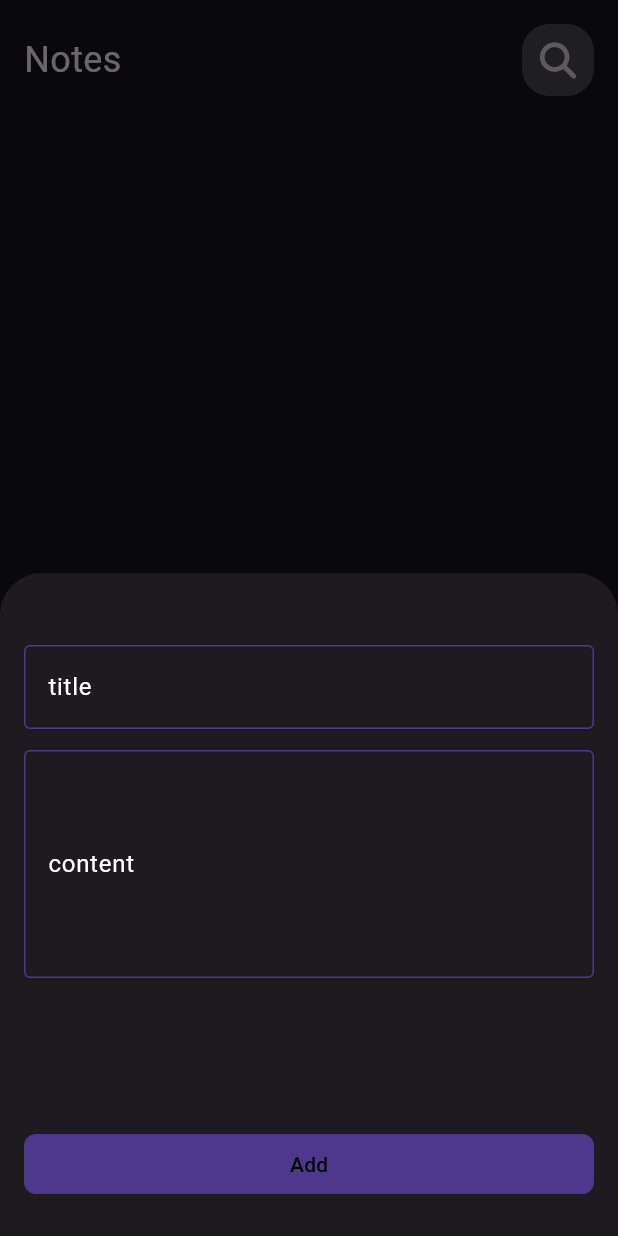
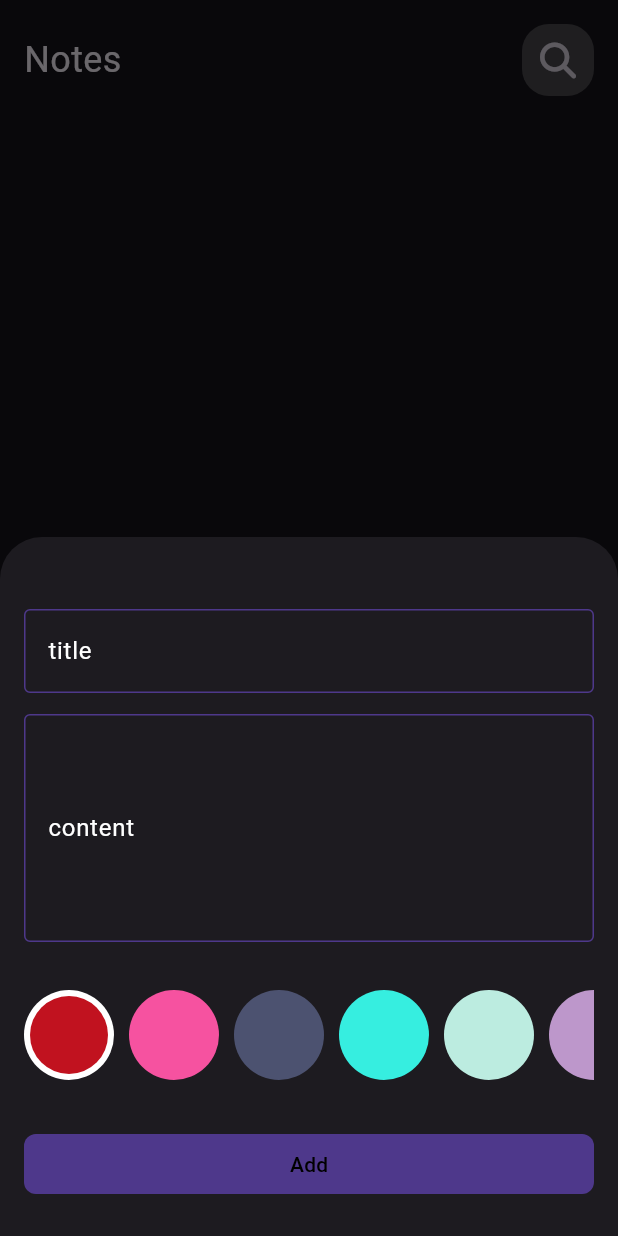
Before and after one commit to khaledgomah/notes_app, a Flutter app: the screen it shows after launch, after a tap on the "add" icon, on a phone screen of 412 x 824 dp. Run offline on Flutter 3.47's test engine with Material 3 defaults, Android fonts, the phone set to English and light mode, and no system bars; drawn by our look-alikes of loading_overlay; our stand-ins replace bloc, flutter_bloc, font_awesome_flutter, hive, hive_flutter; accounts and stored records are empty.

Commit message:
change color and format date

```diff
--- a/lib/constants.dart
+++ b/lib/constants.dart
@@ -2,4 +2,16 @@ import 'package:flutter/material.dart';
 
 Color kPrimaryColor = const Color(0xff4e388b);
 EdgeInsets kViewPadding = const EdgeInsets.symmetric(horizontal: 16.0);
-const String kNotesBox = 'notes_box';
+const String kNotesBox = 'notesBox';
+List<Color> colorsList = const [
+  Color(0xffc1121f),
+  Color(0xfff652a0),
+  Color(0xff4c5270),
+  Color(0xff36eee0),
+  Color(0xffbcece0),
+  Color(0xffbd97cb),
+  Color(0xfffbc740),
+  Color(0xfffb8500),
+  Color(0xff023047),
+  Color(0xff386641),
+];
--- a/lib/cubits/cubit/notes_cubit.dart
+++ b/lib/cubits/cubit/notes_cubit.dart
@@ -1,3 +1,5 @@
+import 'dart:ui';
+
 import 'package:flutter_bloc/flutter_bloc.dart';
 import 'package:hive_flutter/hive_flutter.dart';
 import 'package:meta/meta.dart';
@@ -8,10 +10,12 @@ part 'notes_state.dart';
 class NotesCubit extends Cubit<NotesState> {
   NotesCubit() : super(NotesInitial());
   List<NoteModel>? notesList;
+  Color color = const Color(0xffc1121f);
+   int selectedColorIndex = 0;
+
   fetchNotes() {
     var notesBox = Hive.box<NoteModel>(kNotesBox);
     notesList = notesBox.values.toList();
     emit(NotesSuccess());
-
   }
 }
--- a/lib/views/edit_view.dart
+++ b/lib/views/edit_view.dart
@@ -3,6 +3,7 @@ import 'package:flutter_bloc/flutter_bloc.dart';
 import 'package:notes_app/constants.dart';
 import 'package:notes_app/cubits/cubit/notes_cubit.dart';
 import 'package:notes_app/models/note_model.dart';
+import 'package:notes_app/widgets/color_item_builder.dart';
 import 'package:notes_app/widgets/custom_app_bar.dart';
 import 'package:notes_app/widgets/custom_text_form_field.dart';
 
@@ -31,7 +32,8 @@ class _EditViewState extends State<EditView> {
                   onPressed: () {
                     if (formKey.currentState!.validate()) {
                       formKey.currentState!.save();
-
+                      widget.note.color =
+                          BlocProvider.of<NotesCubit>(context).color.value;
                       widget.note.save();
                       BlocProvider.of<NotesCubit>(context).fetchNotes();
                       Navigator.of(context).pop();
@@ -75,6 +77,10 @@ class _EditViewState extends State<EditView> {
                       labelText: 'content',
                       maxLines: 5,
                     ),
+                    const SizedBox(
+                      height: 32,
+                    ),
+                    ColorItemBuilder(colorsList: colorsList)
                   ],
                 )
               ],
--- a/lib/views/home_view.dart
+++ b/lib/views/home_view.dart
@@ -13,6 +13,7 @@ class HomeView extends StatelessWidget {
   Widget build(BuildContext context) {
     return Scaffold(
       resizeToAvoidBottomInset: true,
+
       floatingActionButton: const AddNoteActionButton(),
       body: SafeArea(
         child: Padding(
--- a/lib/widgets/add_note_action_button.dart
+++ b/lib/widgets/add_note_action_button.dart
@@ -1,8 +1,7 @@
 import 'package:flutter/material.dart';
 import 'package:flutter_bloc/flutter_bloc.dart';
-import 'package:loading_overlay/loading_overlay.dart';
 import 'package:notes_app/cubits/add_note/add_note_cubit.dart';
-import 'package:notes_app/widgets/home_view_button_sheet.dart';
+import 'package:notes_app/widgets/add_note_button_sheet.dart';
 
 class AddNoteActionButton extends StatefulWidget {
   const AddNoteActionButton({
@@ -14,7 +13,6 @@ class AddNoteActionButton extends StatefulWidget {
 }
 
 class _AddNoteActionButtonState extends State<AddNoteActionButton> {
-  bool isLoading = false;
 
   @override
   Widget build(BuildContext context) {
@@ -25,26 +23,15 @@ class _AddNoteActionButtonState extends State<AddNoteActionButton> {
           isScrollControlled: true,
           context: context,
           builder: (context) {
-            return BlocConsumer<AddNoteCubit, AddNoteState>(
-              listener: (context, state) {
-                if (state is AddNoteLoading) {
-                  isLoading = true;
-                } else if (state is AddNoteSuccess) {
-                  isLoading = false;
-                  Navigator.pop(context);
-                }
-              },
+            return BlocBuilder<AddNoteCubit, AddNoteState>(
               builder: (context, state) {
                 if (state is AddNoteFailure) {
-                  return  Text(state.errorMessage);
+                  return Text(state.errorMessage);
                 } else {
-                  return LoadingOverlay(
-                    isLoading: isLoading,
-                    child: Padding(
-                      padding: EdgeInsets.only(
-                          bottom: MediaQuery.of(context).viewInsets.bottom),
-                      child: const HomeViewButtonSheet(),
-                    ),
+                  return Padding(
+                    padding: EdgeInsets.only(
+                        bottom: MediaQuery.of(context).viewInsets.bottom),
+                    child: const AddNoteButtonSheet(),
                   );
                 }
               },
--- a/lib/widgets/home_view_button_sheet.dart
+++ b/lib/widgets/add_note_button_sheet.dart
@@ -1,25 +1,29 @@
 import 'package:flutter/material.dart';
 import 'package:flutter_bloc/flutter_bloc.dart';
+import 'package:intl/intl.dart';
 import 'package:notes_app/constants.dart';
 import 'package:notes_app/cubits/add_note/add_note_cubit.dart';
 import 'package:notes_app/cubits/cubit/notes_cubit.dart';
 import 'package:notes_app/models/note_model.dart';
+import 'package:notes_app/widgets/color_item_builder.dart';
 import 'package:notes_app/widgets/custom_button.dart';
 import 'package:notes_app/widgets/custom_text_form_field.dart';
+import 'package:intl/date_symbol_data_local.dart';
 
-class HomeViewButtonSheet extends StatefulWidget {
-  const HomeViewButtonSheet({
+class AddNoteButtonSheet extends StatefulWidget {
+  const AddNoteButtonSheet({
     super.key,
   });
 
   @override
-  State<HomeViewButtonSheet> createState() => _HomeViewButtonSheetState();
+  State<AddNoteButtonSheet> createState() => _AddNoteButtonSheetState();
 }
 
-class _HomeViewButtonSheetState extends State<HomeViewButtonSheet> {
+class _AddNoteButtonSheetState extends State<AddNoteButtonSheet> {
   final GlobalKey<FormState> formKey = GlobalKey();
   AutovalidateMode autovalidateMode = AutovalidateMode.disabled;
   String? title, content;
+
   @override
   Widget build(BuildContext context) {
     return SingleChildScrollView(
@@ -28,6 +32,7 @@ class _HomeViewButtonSheetState extends State<HomeViewButtonSheet> {
         child: Form(
           key: formKey,
           child: Column(
+            mainAxisSize: MainAxisSize.min,
             crossAxisAlignment: CrossAxisAlignment.stretch,
             children: [
               const SizedBox(
@@ -65,7 +70,13 @@ class _HomeViewButtonSheetState extends State<HomeViewButtonSheet> {
                 maxLines: 5,
               ),
               const SizedBox(
-                height: 100,
+                height: 32,
+              ),
+              ColorItemBuilder(
+                colorsList: colorsList,
+              ),
+              const SizedBox(
+                height: 32,
               ),
               CustomButton(
                 text: 'Add',
@@ -73,6 +84,7 @@ class _HomeViewButtonSheetState extends State<HomeViewButtonSheet> {
                   if (formKey.currentState!.validate()) {
                     formKey.currentState!.save();
                     addNote(context);
+                    Navigator.pop(context);
                   } else {
                     autovalidateMode = AutovalidateMode.always;
                   }
@@ -94,7 +106,7 @@ class _HomeViewButtonSheetState extends State<HomeViewButtonSheet> {
         title: title!,
         desc: content!,
         creatAt: DateTime.now(),
-        color: Colors.red.value);
+        color: BlocProvider.of<NotesCubit>(context).color.value);
     BlocProvider.of<AddNoteCubit>(context).addNote(note);
     BlocProvider.of<NotesCubit>(context).fetchNotes();
   }
--- /dev/null
+++ b/lib/widgets/color_item.dart
@@ -0,0 +1,25 @@
+// ignore_for_file: public_member_api_docs, sort_constructors_first
+
+import 'package:flutter/material.dart';
+
+class ColorItem extends StatelessWidget {
+  const ColorItem({super.key, required this.color, required this.isSelected});
+  final Color color;
+  final bool isSelected;
+  @override
+  Widget build(BuildContext context) {
+    return isSelected
+        ? CircleAvatar(
+            minRadius: 30,
+            backgroundColor: Colors.white,
+            child: CircleAvatar(
+              minRadius: 26,
+              backgroundColor: color,
+            ),
+          )
+        : CircleAvatar(
+            minRadius: 30,
+            backgroundColor: color,
+          );
+  }
+}
--- /dev/null
+++ b/lib/widgets/color_item_builder.dart
@@ -0,0 +1,47 @@
+import 'package:flutter/material.dart';
+import 'package:flutter_bloc/flutter_bloc.dart';
+import 'package:notes_app/cubits/cubit/notes_cubit.dart';
+import 'package:notes_app/widgets/color_item.dart';
+
+class ColorItemBuilder extends StatefulWidget {
+  const ColorItemBuilder({
+    super.key,
+    required this.colorsList,
+  });
+  final List<Color> colorsList;
+
+  @override
+  State<ColorItemBuilder> createState() => _ColorItemBuilderState();
+}
+
+class _ColorItemBuilderState extends State<ColorItemBuilder> {
+  @override
+  Widget build(BuildContext context) {
+    int selectedColorIndex =
+        BlocProvider.of<NotesCubit>(context).selectedColorIndex;
+
+    return SizedBox(
+      height: 60,
+      child: ListView.separated(
+        itemCount: widget.colorsList.length,
+        separatorBuilder: (context, index) => const SizedBox(
+          width: 10,
+        ),
+        itemBuilder: (context, index) => GestureDetector(
+          onTap: () {
+            BlocProvider.of<NotesCubit>(context).selectedColorIndex = index;
+            BlocProvider.of<NotesCubit>(context).color =
+                widget.colorsList[index];
+
+            setState(() {});
+          },
+          child: ColorItem(
+            isSelected: selectedColorIndex == index,
+            color: widget.colorsList[index],
+          ),
+        ),
+        scrollDirection: Axis.horizontal,
+      ),
+    );
+  }
+}
--- a/lib/widgets/note_item.dart
+++ b/lib/widgets/note_item.dart
@@ -1,6 +1,7 @@
 import 'package:flutter/material.dart';
 import 'package:flutter_bloc/flutter_bloc.dart';
 import 'package:font_awesome_flutter/font_awesome_flutter.dart';
+import 'package:intl/intl.dart';
 import 'package:notes_app/cubits/cubit/notes_cubit.dart';
 import 'package:notes_app/models/note_model.dart';
 import 'package:notes_app/views/edit_view.dart';
@@ -19,14 +20,13 @@ class NoteItem extends StatelessWidget {
         Navigator.push(
             context,
             MaterialPageRoute(
-              builder: (context) => EditView(
-                  note: note),
+              builder: (context) => EditView(note: note),
             ));
       },
       child: Container(
         decoration: BoxDecoration(
           borderRadius: BorderRadius.circular(18),
-          color: Colors.orange,
+          color: Color(note.color),
         ),
         child: Column(
           crossAxisAlignment: CrossAxisAlignment.end,
@@ -61,7 +61,7 @@ class NoteItem extends StatelessWidget {
             Padding(
               padding: const EdgeInsets.only(right: 24, bottom: 24),
               child: Text(
-                note.creatAt.toString(),
+                DateFormat.yMEd().format(DateTime.now()),
                 style: const TextStyle(color: Colors.black),
               ),
             )
--- a/pubspec.yaml
+++ b/pubspec.yaml
@@ -36,6 +36,7 @@ dependencies:
   font_awesome_flutter: ^10.7.0
   hive: ^2.2.3
   hive_flutter: ^1.1.0
+  intl: ^0.19.0
   loading_overlay: ^0.4.2
   meta: ^1.15.0
 
```
Also changed, not shown: pubspec.lock.
